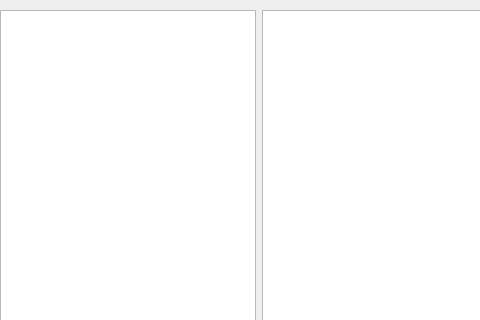
The window that src/Implementation/gui/selectregionwidget.ui (michael1991j/MriSegment) describes before a commit, drawn with Qt 5; both pictures show x 0 to 480 and y 0 to 320 of the 749 by 568 pixel window.
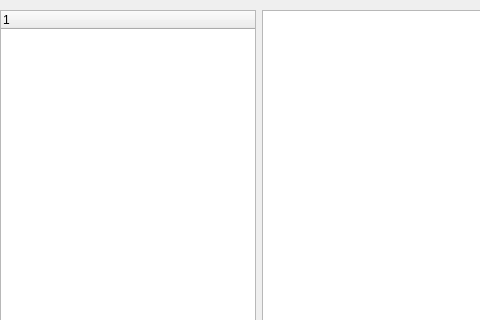
The same window after the commit.

The edit to the form file:
```diff
--- a/src/Implementation/gui/selectregionwidget.ui
+++ b/src/Implementation/gui/selectregionwidget.ui
@@ -23,12 +23,18 @@
     </rect>
    </property>
    <layout class="QFormLayout" name="formLayout">
-    <item row="0" column="0">
-     <widget class="QTreeView" name="treeView"/>
-    </item>
     <item row="0" column="1">
      <widget class="QGraphicsView" name="graphicsView"/>
     </item>
+    <item row="0" column="0">
+     <widget class="QTreeWidget" name="treeWidget">
+      <column>
+       <property name="text">
+        <string notr="true">1</string>
+       </property>
+      </column>
+     </widget>
+    </item>
    </layout>
   </widget>
   <widget class="QPushButton" name="pushButton">
```
